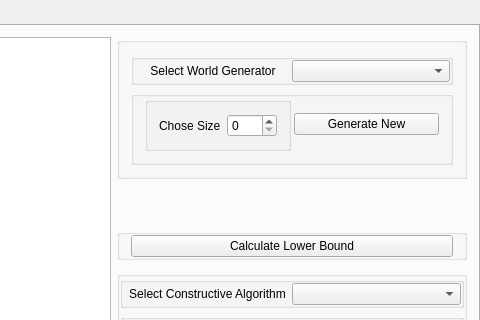
First picture: the form in tspgui/tspgui/mainwindow.ui, repository znjRoLS/tsp-heuristic-analysis, before the edit; both pictures show x 287 to 767 and y 0 to 320 of the 767 by 631 pixel window.
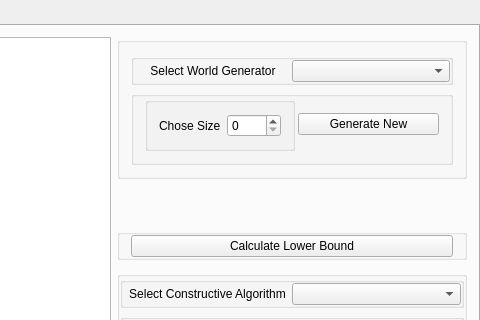
Second picture: the form after the edit.

What changed in the file:
```diff
--- a/tspgui/tspgui/mainwindow.ui
+++ b/tspgui/tspgui/mainwindow.ui
@@ -208,7 +208,7 @@
                        <item>
                         <widget class="QSpinBox" name="spin_size_world_generator">
                          <property name="maximum">
-                          <number>2</number>
+                          <number>1000</number>
                          </property>
                         </widget>
                        </item>
```
